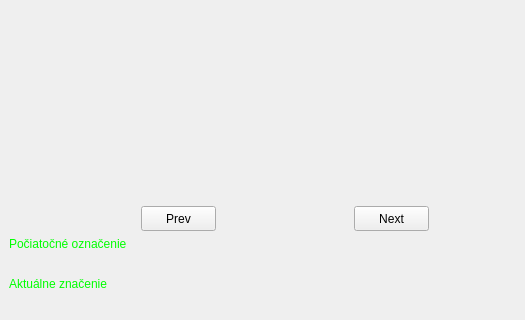
PavolHradsky/PIS-bonus, file gui/responsive.ui: the form before one commit; both pictures show x 0 to 525 and y 469 to 789 of the 1130 by 789 pixel window.
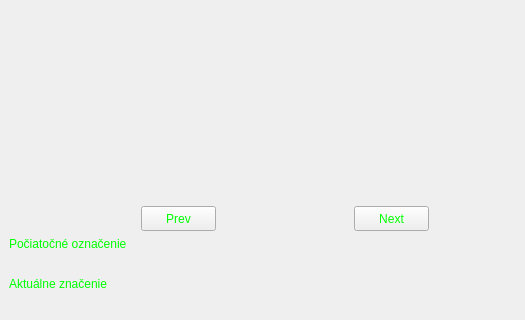
The form after the commit.

What changed in the file:
```diff
--- a/gui/responsive.ui
+++ b/gui/responsive.ui
@@ -244,6 +244,12 @@
               <height>25</height>
              </size>
             </property>
+            <property name="autoFillBackground">
+             <bool>true</bool>
+            </property>
+            <property name="styleSheet">
+             <string notr="true">color: #00FF00;</string>
+            </property>
             <property name="text">
              <string>Prev</string>
             </property>
@@ -263,6 +269,12 @@
               <height>25</height>
              </size>
             </property>
+            <property name="autoFillBackground">
+             <bool>true</bool>
+            </property>
+            <property name="styleSheet">
+             <string notr="true">color: #00FF00;</string>
+            </property>
             <property name="text">
              <string>Next</string>
             </property>
```
Left out of the diff: 32 changed lines with no effect on the pictures.
